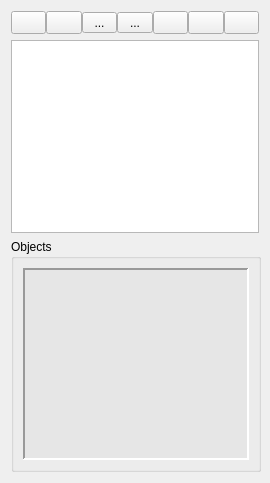
First picture: the form in src/app/seamly2d/dialogs/groups_widget.ui, repository FashionFreedom/Seamly2D, before the edit.
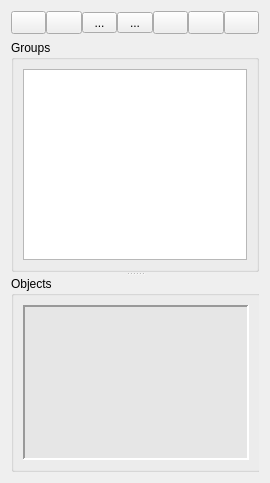
Second picture: the form after the edit. Icons and pictures are not drawn.

Commit message: add vertical tabbing

Diff of the .ui file:
```diff
--- a/src/app/seamly2d/dialogs/groups_widget.ui
+++ b/src/app/seamly2d/dialogs/groups_widget.ui
@@ -26,7 +26,7 @@
   <property name="toolTip">
    <string>Group Manager</string>
   </property>
-  <layout class="QVBoxLayout" name="verticalLayout">
+  <layout class="QVBoxLayout" name="verticalLayout_2">
    <item>
     <layout class="QHBoxLayout" name="group_HorizontalLayout">
      <property name="spacing">
@@ -199,10 +199,41 @@
     </layout>
    </item>
    <item>
+    <widget class="QSplitter" name="splitter">
+     <property name="orientation">
+      <enum>Qt::Vertical</enum>
+     </property>
+     <widget class="QGroupBox" name="groups_GroupBox">
+      <property name="minimumSize">
+       <size>
+        <width>0</width>
+        <height>100</height>
+       </size>
+      </property>
+      <property name="title">
+       <string>Groups</string>
+      </property>
+      <layout class="QVBoxLayout" name="verticalLayout_4">
+       <item>
     <widget class="QTableWidget" name="groups_TableWidget">
+         <property name="sizePolicy">
+          <sizepolicy hsizetype="Expanding" vsizetype="MinimumExpanding">
+           <horstretch>0</horstretch>
+           <verstretch>0</verstretch>
+          </sizepolicy>
+         </property>
+         <property name="minimumSize">
+          <size>
+           <width>0</width>
+           <height>100</height>
+          </size>
+         </property>
      <property name="toolTip">
       <string>Group list</string>
      </property>
+         <property name="sizeAdjustPolicy">
+          <enum>QAbstractScrollArea::AdjustToContents</enum>
+         </property>
      <property name="alternatingRowColors">
       <bool>true</bool>
      </property>
@@ -238,8 +269,9 @@
      </attribute>
     </widget>
    </item>
-   <item>
-    <widget class="QGroupBox" name="groupBox">
+      </layout>
+     </widget>
+     <widget class="QGroupBox" name="objects_GroupBox">
      <property name="sizePolicy">
       <sizepolicy hsizetype="Expanding" vsizetype="Expanding">
        <horstretch>0</horstretch>
@@ -264,7 +296,7 @@
      <property name="title">
       <string>Objects</string>
      </property>
-     <layout class="QVBoxLayout" name="verticalLayout_2">
+      <layout class="QVBoxLayout" name="verticalLayout">
       <item>
        <widget class="QListWidget" name="groupItems_ListWidget">
         <property name="sizePolicy">
@@ -306,6 +338,9 @@
         <property name="midLineWidth">
          <number>1</number>
         </property>
+         <property name="sizeAdjustPolicy">
+          <enum>QAbstractScrollArea::AdjustToContents</enum>
+         </property>
         <property name="iconSize">
          <size>
           <width>16</width>
@@ -315,6 +350,7 @@
        </widget>
       </item>
      </layout>
+     </widget>
     </widget>
    </item>
   </layout>
```
Left out of the diff: 2 changed lines with no effect on the pictures. Lines whose indentation alone changed are shown as unchanged. The commit also changes 2 other files.
